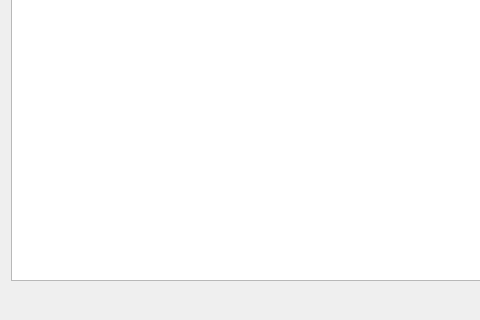
Before: the Qt Designer form ISAT/ui/plugin_manager_dialog.ui in yatengLG/ISAT_with_segment_anything, drawn with Qt 5; both pictures show x 0 to 480 and y 400 to 720 of the 1280 by 720 pixel window.
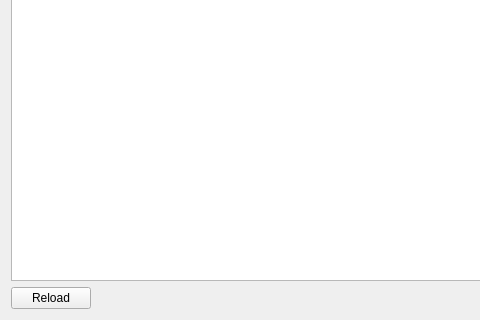
After: the same form once the commit is applied.

Commit message: - 功能优化   为插件界面添加了[重新加载]按钮。点击重新加载，即可载入新安装的插件，无需重启ISAT。

The edit to the form file:
```diff
--- a/ISAT/ui/plugin_manager_dialog.ui
+++ b/ISAT/ui/plugin_manager_dialog.ui
@@ -119,6 +119,16 @@
       <property name="bottomMargin">
        <number>0</number>
       </property>
+      <item>
+       <widget class="QPushButton" name="pushButton_reload">
+        <property name="focusPolicy">
+         <enum>Qt::NoFocus</enum>
+        </property>
+        <property name="text">
+         <string>Reload</string>
+        </property>
+       </widget>
+      </item>
       <item>
        <spacer name="horizontalSpacer">
         <property name="orientation">
```
The commit also changes 2 other files.
